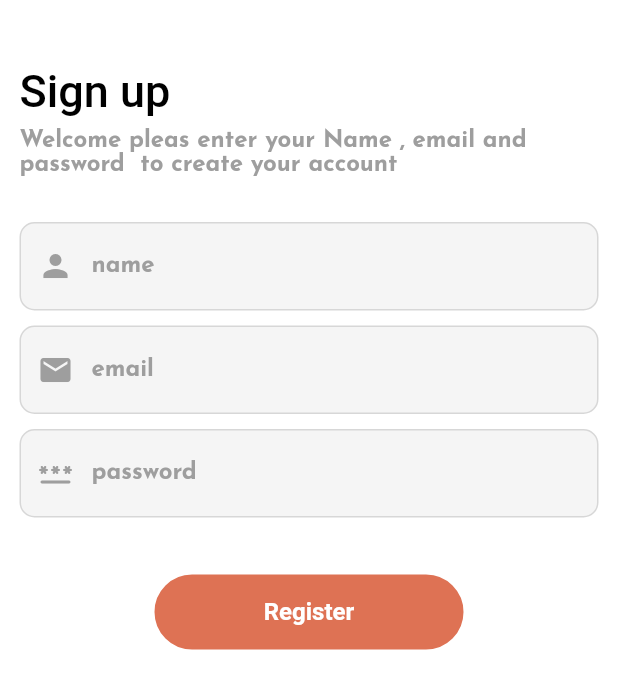
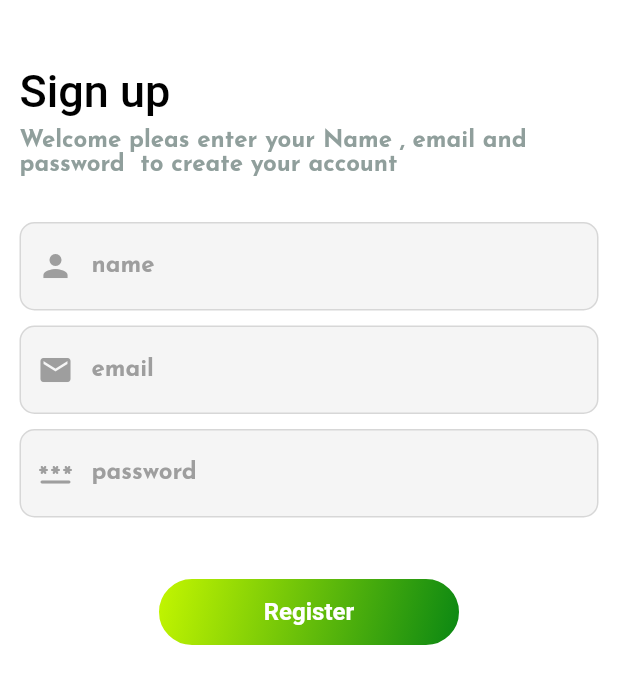
Before and after one commit to majd-alshalabi/travel_guide2, a Flutter app: the screen it shows after launch, after a tap on "SKIP", after a tap on "Sign up", on a phone screen of 412 x 824 dp. Shown: the top 689 px of the screen. Run offline on Flutter 3.47's test engine with Material 2 defaults, Android fonts, the phone set to English and light mode, and no system bars; drawn by our look-alikes of loader_overlay; our stand-ins replace animate_do, animated_notch_bottom_bar, bloc, cached_network_image, carousel_slider, dartz and 22 more; missing offline and left inert: comment_tree; accounts and stored records are empty; network calls fail; Roboto replaces fonts that are missing (DMSans-Regular).

Commit message:
fix theme not all

```diff
--- a/lib/core/constants/app_constant.dart
+++ b/lib/core/constants/app_constant.dart
@@ -7,9 +7,8 @@ class Constant {
   static LinearGradient primaryBodyColor = const LinearGradient(
     begin: Alignment.topLeft,
     end: Alignment.bottomRight,
-    colors: [Color(0xFFBDC3C7), Color(0xFF2c3e50)],
+    colors: [Color(0xFFC7F800), Color(0xFF078513)],
   );
-
 
   static List<String> type = [
     "restaurant",
--- a/lib/core/services/network/network_configrations.dart
+++ b/lib/core/services/network/network_configrations.dart
@@ -25,7 +25,7 @@ class NetworkConfigurations {
   static const kGetComment = 'getComment';
   static const kChangePassword = 'change_password';
   static const kUploadImage = 'for_guide/addimages';
-  static const String BaseUrl = "http://192.168.43.85:8000/api/";
+  static const String BaseUrl = "http://192.168.151.52:8000/api/";
   static const String kWitherAppId = "7f8fd17f502345ec0ab3434b76213e1d";
   static const Map<String, String> BaseHeaders = {
     "accept": "application/json, */* ,charset=UTF-8",
--- a/lib/core/utils/themes.dart
+++ b/lib/core/utils/themes.dart
@@ -206,7 +206,8 @@ final appThemeData = {
           // scroll over color
           accent2: const Color(0xff5bc91a),
           greyWeak: const Color(0xff909f9c),
-          error: Colors.red.shade900, grey: Colors.grey.shade400,
+          error: Colors.red.shade900,
+          grey: Colors.grey.shade400,
           red: Colors.red.shade700,
         ),
 };
--- a/lib/feature/account/presentation/login_page/presentation/login_page.dart
+++ b/lib/feature/account/presentation/login_page/presentation/login_page.dart
@@ -2,6 +2,7 @@ import 'package:flutter/material.dart';
 import 'package:flutter_bloc/flutter_bloc.dart';
 import 'package:flutter_spinkit/flutter_spinkit.dart';
 import 'package:loader_overlay/loader_overlay.dart';
+import 'package:travel_guide/core/constants/app_constant.dart';
 import 'package:travel_guide/core/constants/styles.dart';
 import 'package:travel_guide/core/global_widget/global_widget.dart';
 import 'package:travel_guide/core/utils/themes.dart';
@@ -31,9 +32,9 @@ class _LoginPageState extends State<LoginPage> {
     final AppTheme theme = sl<ThemeCubit>().globalAppTheme;
     return LoaderOverlay(
       useDefaultLoading: false,
-      overlayWidget: const Center(
+      overlayWidget:  Center(
         child: SpinKitSpinningLines(
-          color: Colors.white,
+          color: theme.darkThemeForScafold,
           size: 50.0,
         ),
       ),
@@ -59,6 +60,7 @@ class _LoginPageState extends State<LoginPage> {
               }
             },
             child: Scaffold(
+              backgroundColor: theme.darkThemeForScafold,
               body: SingleChildScrollView(
                 child: Padding(
                   padding: const EdgeInsets.all(22.0),
@@ -81,14 +83,14 @@ class _LoginPageState extends State<LoginPage> {
                         Text(
                           "Happy to see you again!!! please enter your email and password to login to your account.",
                           style: StylesText.newDefaultTextStyle
-                              .copyWith(color: Colors.grey),
+                              .copyWith(color: theme.greyWeak),
                         ),
                         const SizedBox(
                           height: 30,
                         ),
                         CustomTextField(
                           type: TextInputType.text,
-                          prefix: const Icon(Icons.email),
+                          prefix:  Icon(Icons.email ,color: theme.greyWeak,),
                           color: theme.greyWeak,
                           controllerName: emailController,
                           label: "email",
@@ -104,8 +106,8 @@ class _LoginPageState extends State<LoginPage> {
                         ),
                         CustomTextField(
                           type: TextInputType.text,
-                          prefix: const Icon(Icons.password_rounded),
-                          color: Colors.black,
+                          prefix:  Icon(Icons.password_rounded, color: theme.greyWeak,),
+                          color: theme.reserveDarkScaffold,
                           controllerName: passwordController,
                           label: "password",
                           valedate: (val) {
@@ -138,14 +140,14 @@ class _LoginPageState extends State<LoginPage> {
                         CustomBottom(
                             text: "Login",
                             height: 50,
-                            buttonColor: const Color(0xffDE7254),
+                            buttonColor: Constant.primaryBodyColor,
                             onPress: () {
                               context.read<LoginCubit>().login(
                                     email: emailController.text,
                                     password: passwordController.text,
                                   );
                             },
-                            borderColor: const Color(0xffDE7254),
+                            borderColor: theme.darkThemeForScafold,
                             textStyleForButton: StylesText.textStyleForButton),
                         SizedBox(
                           height: MediaQuery.of(context).size.height * 0.25,
@@ -156,7 +158,7 @@ class _LoginPageState extends State<LoginPage> {
                             Text(
                               "Don’t have an account?",
                               style: StylesText.newDefaultTextStyle
-                                  .copyWith(color: Colors.black),
+                                  .copyWith(color: theme.reserveDarkScaffold),
                             ),
                             TextButton(
                               onPressed: () {
@@ -170,7 +172,7 @@ class _LoginPageState extends State<LoginPage> {
                               child: Text(
                                 "Sign up",
                                 style: StylesText.newDefaultTextStyle
-                                    .copyWith(color: Colors.grey),
+                                    .copyWith(color: theme.accent2),
                               ),
                             )
                           ],
--- a/lib/feature/account/presentation/my_profile_page/presentation/my_profile_page.dart
+++ b/lib/feature/account/presentation/my_profile_page/presentation/my_profile_page.dart
@@ -1,6 +1,7 @@
 import 'package:flutter/material.dart';
 import 'package:responsive_sizer/responsive_sizer.dart';
 import 'package:travel_guide/app_localizations.dart';
+import 'package:travel_guide/core/constants/app_constant.dart';
 import 'package:travel_guide/core/constants/styles.dart';
 import 'package:travel_guide/core/global_widget/global_widget.dart';
 import 'package:travel_guide/core/utils/themes.dart';
@@ -192,7 +193,7 @@ class UserProfile extends StatelessWidget {
                         text: AppLocalizations.of(context)?.translate("edit") ??
                             '',
                         height: height * 0.07,
-                        buttonColor: theme.mainAppColor,
+                        buttonColor: Constant.primaryBodyColor,
                         onPress: () {
                           showModalBottomSheet(
                             shape: RoundedRectangleBorder(
--- a/lib/feature/account/presentation/register_page/presentation/register_page.dart
+++ b/lib/feature/account/presentation/register_page/presentation/register_page.dart
@@ -2,11 +2,15 @@ import 'package:flutter/material.dart';
 import 'package:flutter_bloc/flutter_bloc.dart';
 import 'package:flutter_spinkit/flutter_spinkit.dart';
 import 'package:loader_overlay/loader_overlay.dart';
+import 'package:travel_guide/core/constants/app_constant.dart';
 import 'package:travel_guide/core/constants/styles.dart';
 import 'package:travel_guide/core/global_widget/global_widget.dart';
+import 'package:travel_guide/core/utils/themes.dart';
 import 'package:travel_guide/core/utils/utils.dart';
 import 'package:travel_guide/feature/account/presentation/register_page/presentation/blocs/register_cubit/register_cubit.dart';
 import 'package:travel_guide/feature/home_page/presentation/screen/toggle_page.dart';
+import 'package:travel_guide/feature/other_feature/theme/presentation/blocs/theme_bloc/theme_cubit.dart';
+import 'package:travel_guide/injection.dart';
 
 class RegisterPage extends StatefulWidget {
   const RegisterPage({super.key});
@@ -26,11 +30,12 @@ class _RegisterPageState extends State<RegisterPage> {
 
   @override
   Widget build(BuildContext context) {
+    AppTheme theme  = sl<ThemeCubit>().globalAppTheme;
     return LoaderOverlay(
       useDefaultLoading: false,
-      overlayWidget: const Center(
+      overlayWidget:  Center(
         child: SpinKitSpinningLines(
-          color: Colors.white,
+          color: theme.darkThemeForScafold,
           size: 50.0,
         ),
       ),
@@ -56,6 +61,7 @@ class _RegisterPageState extends State<RegisterPage> {
               }
             },
             child: Scaffold(
+              backgroundColor:  theme.darkThemeForScafold,
               body: Padding(
                 padding: const EdgeInsets.all(13.0),
                 child: SingleChildScrollView(
@@ -79,13 +85,13 @@ class _RegisterPageState extends State<RegisterPage> {
                         Text(
                           "Welcome pleas enter your Name , email and password  to create your account ",
                           style: StylesText.newDefaultTextStyle
-                              .copyWith(color: Colors.grey),
+                              .copyWith(color: theme.greyWeak),
                         ),
                         const SizedBox(height: 30),
                         CustomTextField(
                           type: TextInputType.text,
                           prefix: const Icon(Icons.person),
-                          color: Colors.black,
+                          color: theme.reserveDarkScaffold,
                           controllerName: usernameController,
                           label: "name",
                           valedate: (val) {
@@ -99,7 +105,7 @@ class _RegisterPageState extends State<RegisterPage> {
                         CustomTextField(
                           type: TextInputType.text,
                           prefix: const Icon(Icons.email),
-                          color: Colors.black,
+                          color: theme.reserveDarkScaffold,
                           controllerName: emailController,
                           label: "email",
                           valedate: (val) {
@@ -113,7 +119,7 @@ class _RegisterPageState extends State<RegisterPage> {
                         CustomTextField(
                           type: TextInputType.text,
                           prefix: const Icon(Icons.password_rounded),
-                          color: Colors.black,
+                          color: theme.reserveDarkScaffold,
                           controllerName: passwordController,
                           label: "password",
                           valedate: (val) {
@@ -129,7 +135,7 @@ class _RegisterPageState extends State<RegisterPage> {
                         CustomBottom(
                           text: "Register",
                           height: 50,
-                          buttonColor: const Color(0xffDE7254),
+                          buttonColor: Constant.primaryBodyColor,
                           onPress: () {
                             if (formKey.currentState!.validate()) {
                               context.read<RegisterCubit>().register(
@@ -139,7 +145,7 @@ class _RegisterPageState extends State<RegisterPage> {
                                   );
                             }
                           },
-                          borderColor: const Color(0xffDE7254),
+                          borderColor: theme.darkThemeForScafold,
                           textStyleForButton: StylesText.textStyleForButton,
                         ),
                       ],
--- a/lib/feature/guides/presentation/pages/guides_page.dart
+++ b/lib/feature/guides/presentation/pages/guides_page.dart
@@ -44,7 +44,7 @@ class GuidesPage extends StatelessWidget {
                       child: Text(
                         "error while loading",
                         style: StylesText.newDefaultTextStyle
-                            .copyWith(color: Colors.black),
+                            .copyWith(color: theme.reserveDarkScaffold),
                       ),
                     );
                   } else if (context.read<GuidesCubit>().guides.isEmpty) {
@@ -55,7 +55,7 @@ class GuidesPage extends StatelessWidget {
                         Text(
                           "there is not guide currently",
                           style: StylesText.newDefaultTextStyle
-                              .copyWith(color: Colors.black),
+                              .copyWith(color: theme.reserveDarkScaffold),
                         ),
                         InkWell(
                           onTap: () =>
@@ -63,7 +63,7 @@ class GuidesPage extends StatelessWidget {
                           child: Text(
                             "try again",
                             style: StylesText.newDefaultTextStyle
-                                .copyWith(color: Colors.blue),
+                                .copyWith(color: theme.reserveDarkScaffold),
                           ),
                         ),
                       ],
--- a/lib/feature/guides/presentation/widget/components.dart
+++ b/lib/feature/guides/presentation/widget/components.dart
@@ -59,7 +59,7 @@ class GuideItem extends StatelessWidget {
             Icon(
               Icons.arrow_forward_ios_rounded,
               size: 20,
-              color: theme.reserveDarkScaffold,
+              color: theme.accent2,
             )
           ],
         ),
--- a/lib/feature/home_page/presentation/widgets/components.dart
+++ b/lib/feature/home_page/presentation/widgets/components.dart
@@ -279,14 +279,14 @@ class DrawerHome extends StatelessWidget {
     AppTheme theme = sl<ThemeCubit>().globalAppTheme;
     return Drawer(
       width: 50.w,
-      backgroundColor: theme.greyWeak,
+      backgroundColor: theme.darkThemeForScafold,
       child: ListView(
         padding: EdgeInsets.zero,
         children: <Widget>[
           Container(
             height: 13.h,
             padding: EdgeInsets.only(top: 3.h),
-            color: theme.white,
+            color: theme.accent2,
             child: Center(
               child: ListTile(
                 leading: TravelGuideUserAvatar(
@@ -296,7 +296,7 @@ class DrawerHome extends StatelessWidget {
                 title: Text(
                   AppSettings().identity?.name ?? "login",
                   style: StylesText.newDefaultTextStyle.copyWith(
-                    color: theme.black,
+                    color: theme.darkThemeForScafold,
                   ),
                 ),
                 onTap: () {},
```
Also changed, not shown: lib/core/global_widget/global_widget.dart (+22 -14 lines), lib/feature/guides/presentation/pages/guide_profile.dart (+7 -6 lines), lib/feature/home_page/presentation/screen/toggle_page.dart (+3 -4 lines), lib/feature/setting_page/presentation/pages/delete_account_screen.dart (+3 -11 lines), lib/feature/setting_page/presentation/pages/languages_screen.dart (+3 -8 lines), lib/feature/setting_page/presentation/pages/mode_color_screen.dart (+4 -9 lines), lib/feature/setting_page/presentation/screens/sitting_page.dart (+2 -9 lines), lib/feature/setting_page/presentation/widget/ItemBuilderSetting.dart (+4 -4 lines), pubspec.lock.
